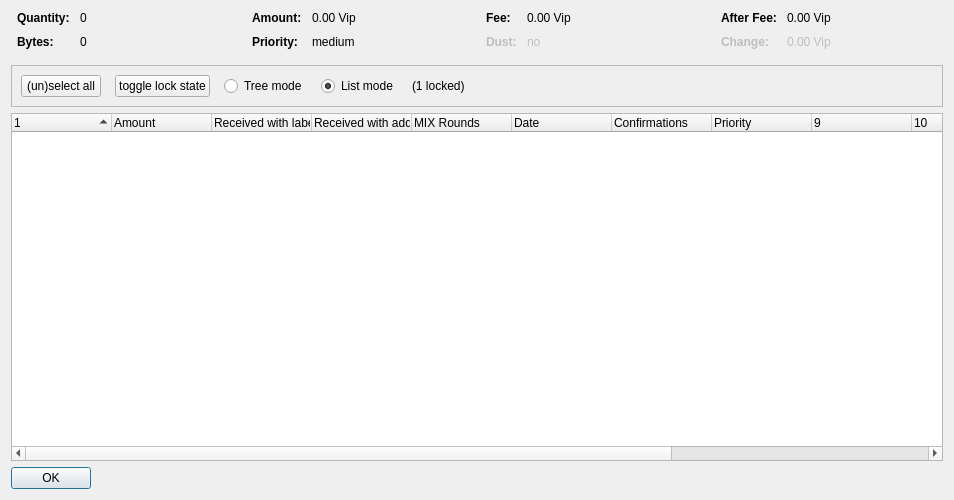
The window that src/qt/forms/coincontroldialog.ui (vipcore/VIP-OLD) describes before a commit, drawn with Qt 5.
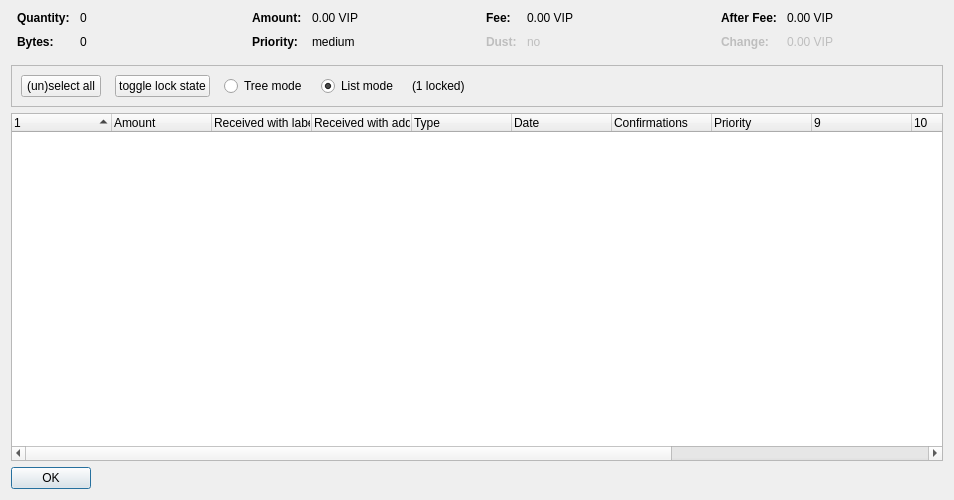
The same window after the commit. Custom widgets are drawn as their Qt base class.

```diff
--- a/src/qt/forms/coincontroldialog.ui
+++ b/src/qt/forms/coincontroldialog.ui
@@ -132,7 +132,7 @@
           <enum>Qt::ActionsContextMenu</enum>
          </property>
          <property name="text">
-          <string notr="true">0.00 Vip</string>
+          <string notr="true">0.00 VIP</string>
          </property>
          <property name="textInteractionFlags">
           <set>Qt::LinksAccessibleByMouse|Qt::TextSelectableByKeyboard|Qt::TextSelectableByMouse</set>
@@ -206,7 +206,7 @@
           <enum>Qt::ActionsContextMenu</enum>
          </property>
          <property name="text">
-          <string notr="true">0.00 Vip</string>
+          <string notr="true">0.00 VIP</string>
          </property>
          <property name="textInteractionFlags">
           <set>Qt::LinksAccessibleByMouse|Qt::TextSelectableByKeyboard|Qt::TextSelectableByMouse</set>
@@ -286,7 +286,7 @@
           <enum>Qt::ActionsContextMenu</enum>
          </property>
          <property name="text">
-          <string notr="true">0.00 Vip</string>
+          <string notr="true">0.00 VIP</string>
          </property>
          <property name="textInteractionFlags">
           <set>Qt::LinksAccessibleByMouse|Qt::TextSelectableByKeyboard|Qt::TextSelectableByMouse</set>
@@ -321,7 +321,7 @@
           <enum>Qt::ActionsContextMenu</enum>
          </property>
          <property name="text">
-          <string notr="true">0.00 Vip</string>
+          <string notr="true">0.00 VIP</string>
          </property>
          <property name="textInteractionFlags">
           <set>Qt::LinksAccessibleByMouse|Qt::TextSelectableByKeyboard|Qt::TextSelectableByMouse</set>
@@ -477,7 +477,7 @@
      </column>
      <column>
       <property name="text">
-       <string>MIX Rounds</string>
+       <string>Type</string>
       </property>
      </column>
      <column>
```
